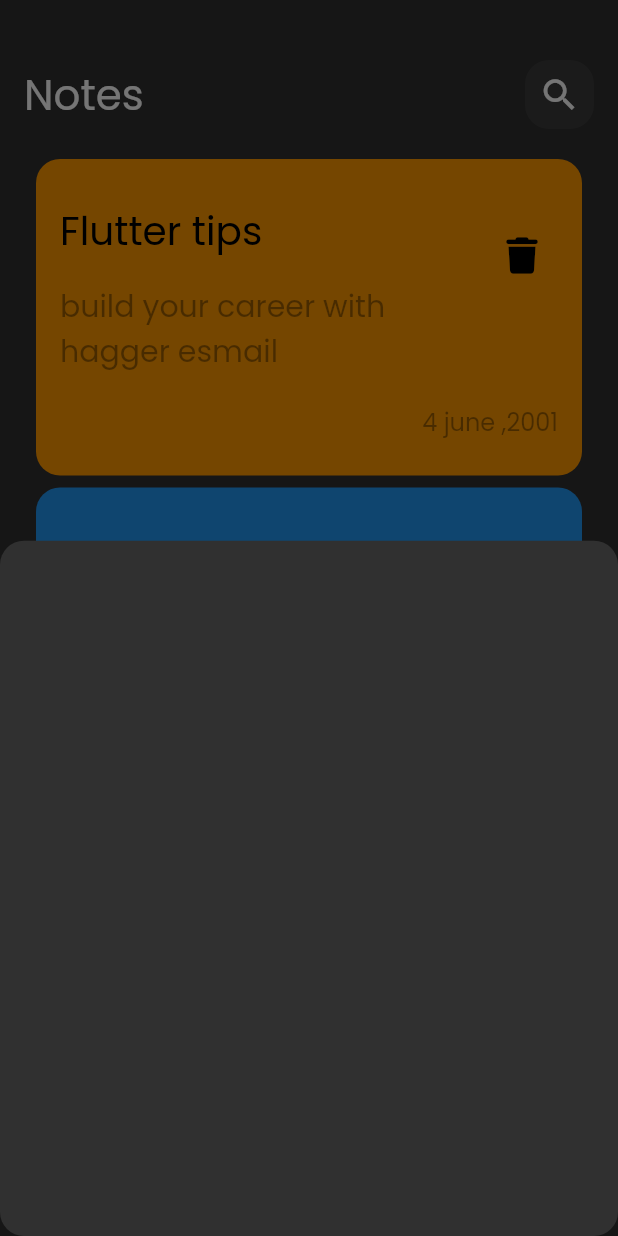
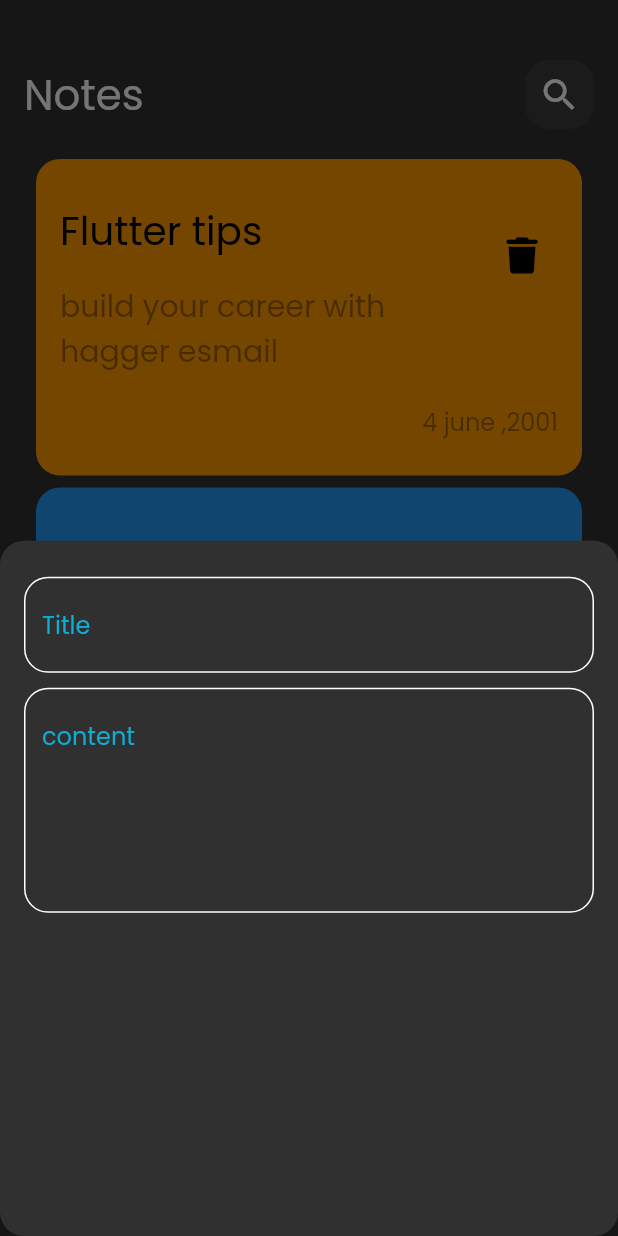
Before and after one commit to haggeresmail/notes_app, a Flutter app: the screen it shows after launch, after a tap on the "add" icon, on a phone screen of 412 x 824 dp. Run offline on Flutter 3.47's test engine with Material 2 defaults, Android fonts, the phone set to English and light mode, and no system bars; our stand-ins replace font_awesome_flutter.

Commit message:
add field notes bottomsheet

```diff
--- /dev/null
+++ b/lib/constants.dart
@@ -0,0 +1,3 @@
+import 'dart:ui';
+
+const KPrimarycolor=Color.fromARGB(255, 11, 175, 216);
--- a/lib/widgets/add_note_bottomsheet.dart
+++ b/lib/widgets/add_note_bottomsheet.dart
@@ -1,4 +1,5 @@
 import 'package:flutter/material.dart';
+import 'package:noteapp/widgets/custom_textfield.dart';
 
 class AddNoteBottomSheet extends StatelessWidget {
   const AddNoteBottomSheet({
@@ -7,6 +8,25 @@ class AddNoteBottomSheet extends StatelessWidget {
 
   @override
   Widget build(BuildContext context) {
-    return Container();
+    return Padding(
+      padding: const EdgeInsets.symmetric(horizontal: 16),
+      child: Column(
+        children: [
+          const SizedBox(
+            height: 24,
+          ),
+          CustomTextField(
+            hintText: "Title",
+          ),
+          const SizedBox(
+            height: 10,
+          ),
+          CustomTextField(
+            hintText: "content",
+            maxLines: 5,
+          )
+        ],
+      ),
+    );
   }
 }
--- /dev/null
+++ b/lib/widgets/custom_textfield.dart
@@ -0,0 +1,37 @@
+import 'package:flutter/material.dart';
+import 'package:noteapp/constants.dart';
+
+class CustomTextField extends StatelessWidget {
+  CustomTextField({required this.hintText, this.maxLines = 1});
+  final String? hintText;
+  final int maxLines;
+
+  @override
+  Widget build(BuildContext context) {
+    return TextField(
+      cursorColor: KPrimarycolor,
+      maxLines: maxLines,
+      // obscureText: obscureText!,
+
+      // onChanged: onChanged,
+      decoration: InputDecoration(
+        hintText: hintText,
+        hintStyle: const TextStyle(
+          color: KPrimarycolor,
+        ),
+        enabledBorder: buildborder(),
+        border: buildborder(),
+        focusedBorder: buildborder(KPrimarycolor),
+      ),
+    );
+  }
+
+  OutlineInputBorder buildborder([color]) {
+    return OutlineInputBorder(
+      borderRadius: BorderRadius.circular(16),
+      borderSide: BorderSide(
+        color: color ?? Colors.white,
+      ),
+    );
+  }
+}
```
